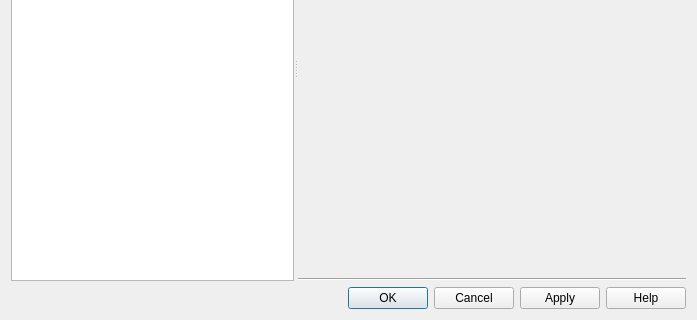
FreeHealth/freehealth, file plugins/coreplugin/dialogs/settingsdialog.ui: the form before one commit; both pictures show x 0 to 697 and y 156 to 476 of the 697 by 476 pixel window.
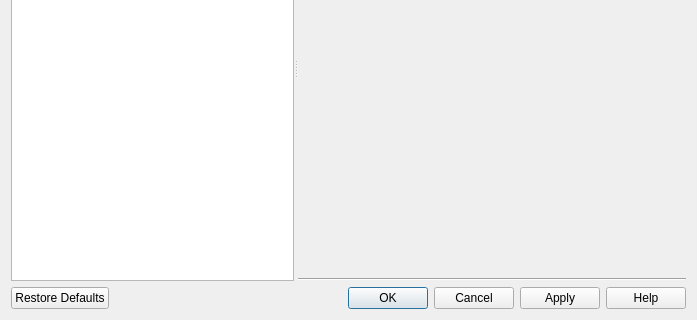
The form after the commit.

Commit message: Working on preferences (Reset To Default implemented)

What changed in the file:
```diff
--- a/plugins/coreplugin/dialogs/settingsdialog.ui
+++ b/plugins/coreplugin/dialogs/settingsdialog.ui
@@ -64,7 +64,7 @@
       <enum>Qt::Horizontal</enum>
      </property>
      <property name="standardButtons">
-      <set>QDialogButtonBox::Apply|QDialogButtonBox::Cancel|QDialogButtonBox::Help|QDialogButtonBox::Ok</set>
+      <set>QDialogButtonBox::Apply|QDialogButtonBox::Cancel|QDialogButtonBox::Help|QDialogButtonBox::Ok|QDialogButtonBox::RestoreDefaults</set>
      </property>
     </widget>
    </item>
```
The commit also changes 13 other files.
